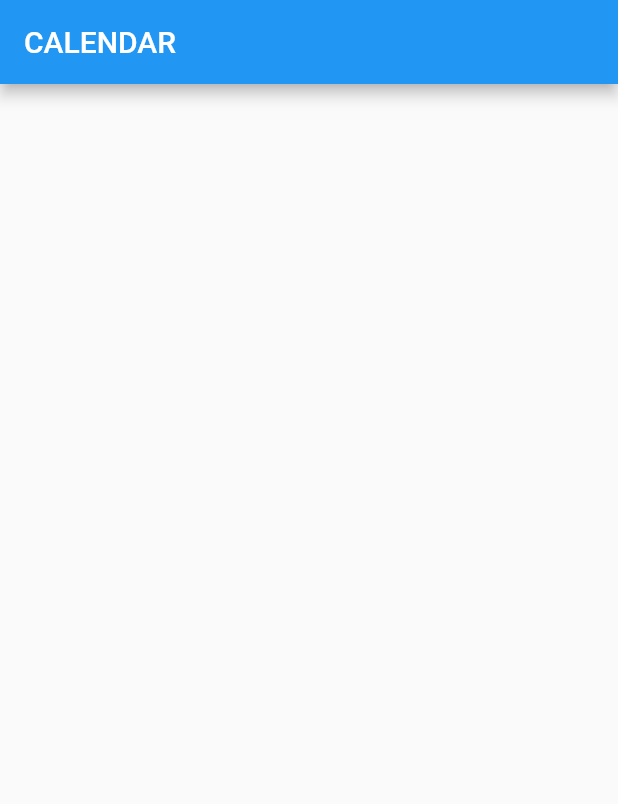
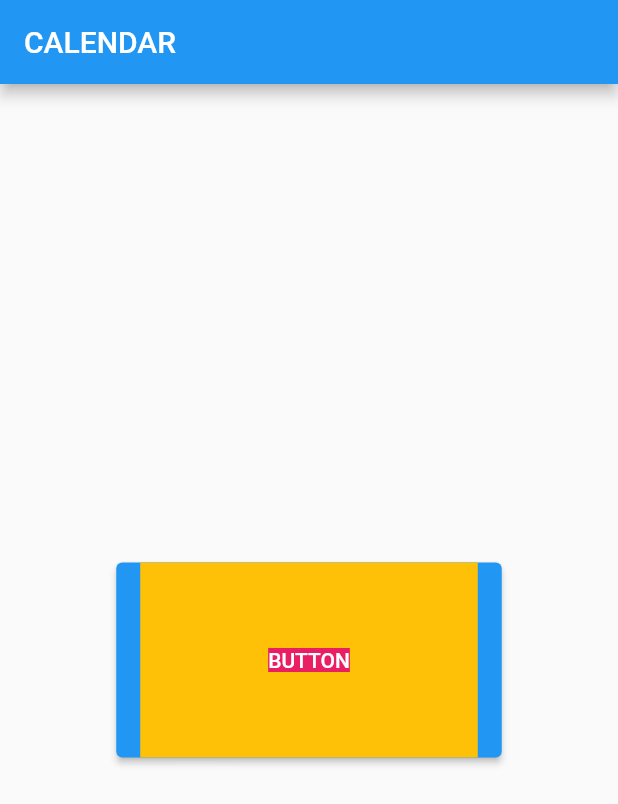
Before and after one commit to miika011/Kalenteri, a Flutter app: the screen it shows after launch, on a phone screen of 412 x 824 dp. Shown: the top 804 px of the screen. Run offline on Flutter 3.47's test engine with Material 2 defaults, Android fonts, the phone set to English and light mode, and no system bars.

Commit message:
test buttons

```diff
--- a/lib/main.dart
+++ b/lib/main.dart
@@ -17,8 +17,70 @@ class MyApp extends StatelessWidget {
         appBar: AppBar(
           title: const Text(appName),
         ),
-        body: null,
+        body: Center(
+            child: TestButton(
+          onPressed: () {},
+          label: "BUTTON",
+          size: TestButtonSize.huge,
+        )),
       ),
     );
   }
 }
+
+class TestButton extends StatelessWidget {
+  const TestButton(
+      {Key? key,
+      required this.onPressed,
+      this.label = "",
+      this.size = TestButtonSize.normal})
+      : super(key: key);
+
+  final VoidCallback onPressed;
+  final String label;
+  final TestButtonSize size;
+
+  get width {
+    switch (size) {
+      case TestButtonSize.small:
+        return 75.0;
+      case TestButtonSize.normal:
+        return 125.0;
+      case TestButtonSize.big:
+        return 175.0;
+      case TestButtonSize.huge:
+        return 225.0;
+    }
+  }
+
+  get height {
+    switch (size) {
+      case TestButtonSize.small:
+        return 25.0;
+      case TestButtonSize.normal:
+        return 60.0;
+      case TestButtonSize.big:
+        return 95.0;
+      case TestButtonSize.huge:
+        return 130.0;
+    }
+  }
+
+  @override
+  Widget build(BuildContext context) {
+    return ElevatedButton(
+        onPressed: onPressed,
+        child: SizedBox(
+          width: width,
+          height: height,
+          child: Container(
+            color: Colors.amber,
+            child: Center(
+              child: Container(color: Colors.pink, child: Text(label)),
+            ),
+          ),
+        ));
+  }
+}
+
+enum TestButtonSize { small, normal, big, huge }
```
